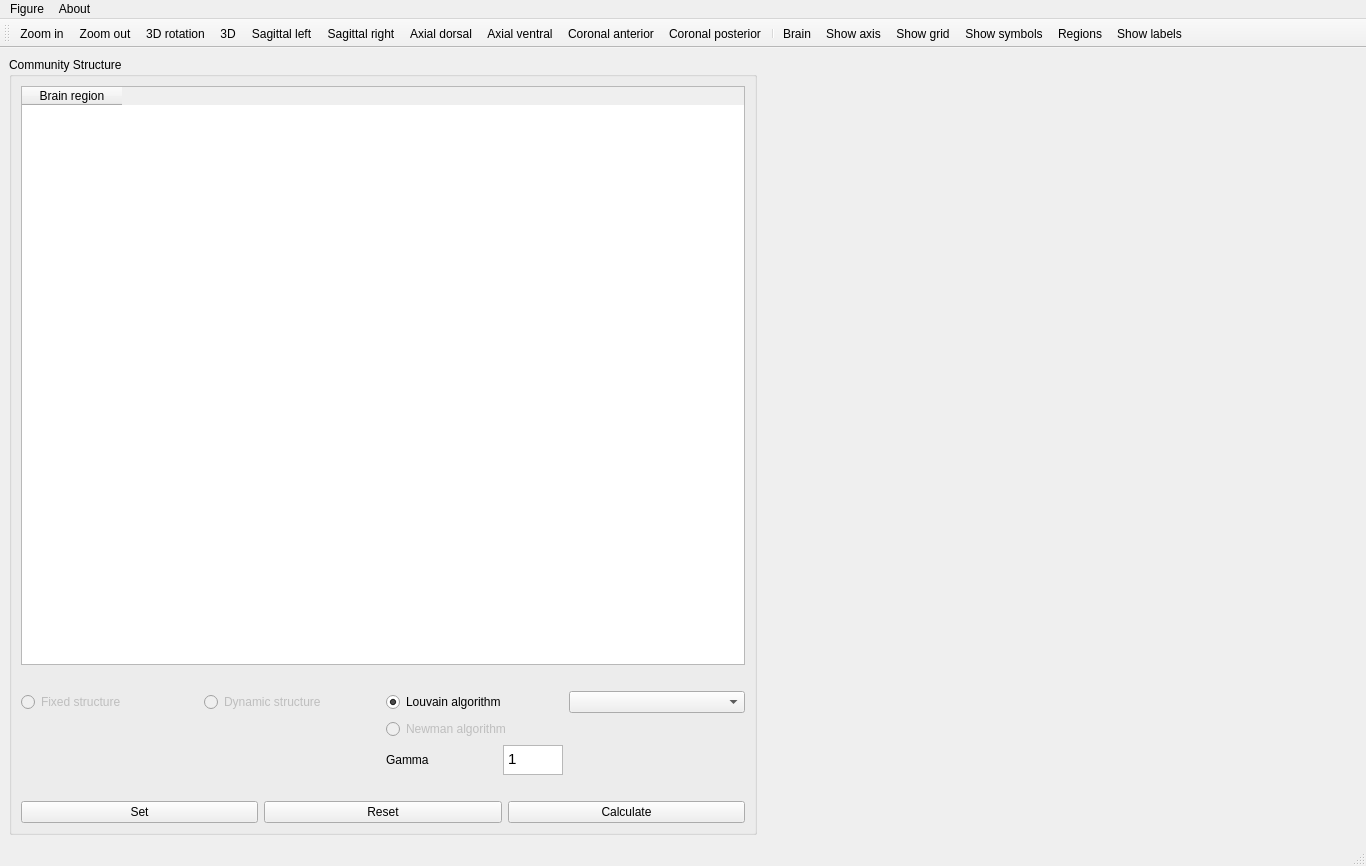
Old version of the form braphy/gui/ui_files/community_structure.ui in the repository softmatterlab/Braph-2.0-Python.
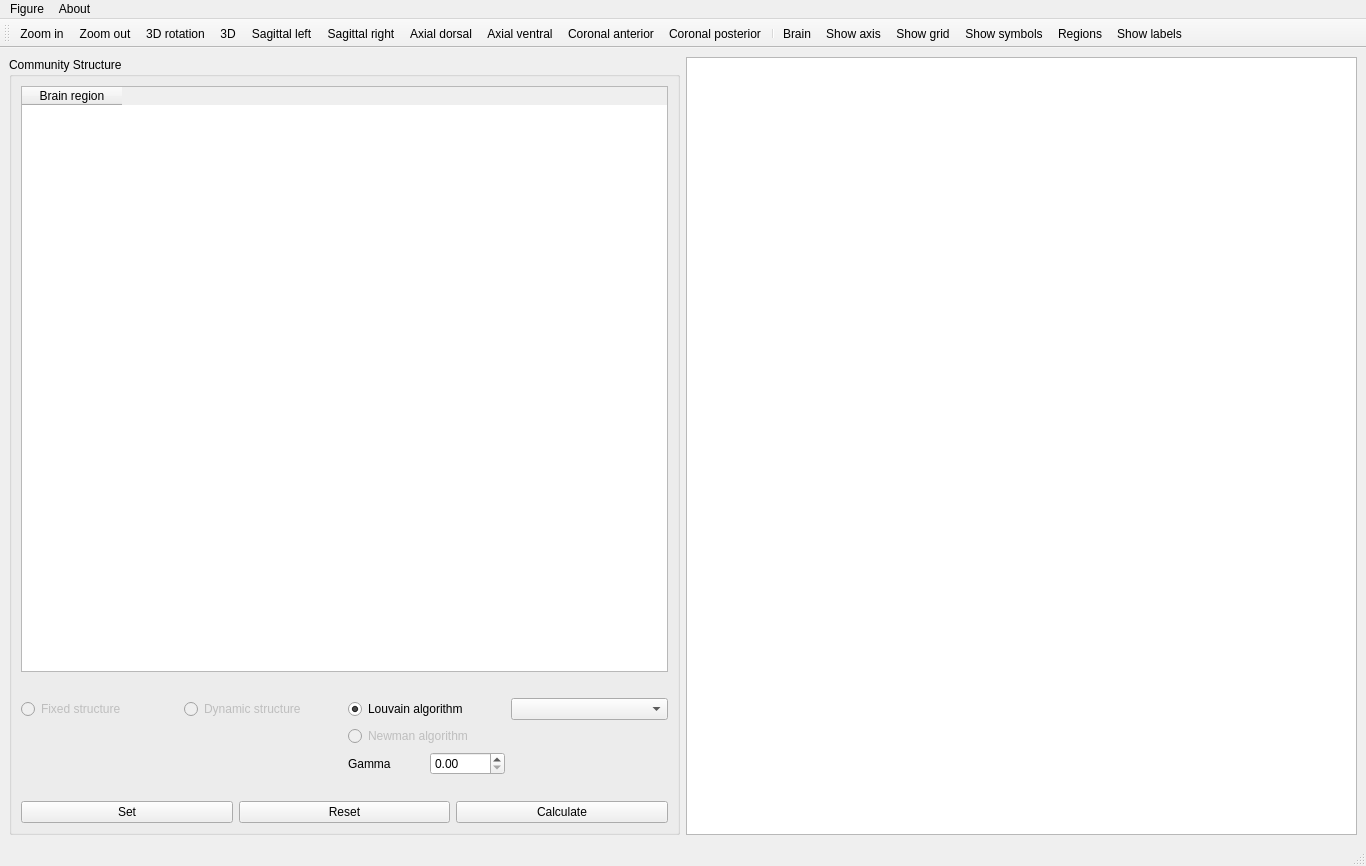
New version of the form. Icons and pictures are not drawn. Custom widgets are drawn as their Qt base class.

Commit message: Add gui community structure

```diff
--- a/braphy/gui/ui_files/community_structure.ui
+++ b/braphy/gui/ui_files/community_structure.ui
@@ -18,7 +18,7 @@
     <item>
      <layout class="QHBoxLayout" name="horizontalLayout_2">
       <property name="rightMargin">
-       <number>600</number>
+       <number>0</number>
       </property>
       <item>
        <widget class="QGroupBox" name="groupBox">
@@ -105,6 +105,16 @@
                <property name="topMargin">
                 <number>0</number>
                </property>
+               <item row="0" column="1">
+                <widget class="QDoubleSpinBox" name="spinBoxGamma">
+                 <property name="maximum">
+                  <double>1.000000000000000</double>
+                 </property>
+                 <property name="singleStep">
+                  <double>0.050000000000000</double>
+                 </property>
+                </widget>
+               </item>
                <item row="0" column="0">
                 <widget class="QLabel" name="labelGamma">
                  <property name="text">
@@ -112,29 +122,6 @@
                  </property>
                 </widget>
                </item>
-               <item row="0" column="1">
-                <widget class="QTextEdit" name="textEditGamma">
-                 <property name="sizePolicy">
-                  <sizepolicy hsizetype="Fixed" vsizetype="Fixed">
-                   <horstretch>0</horstretch>
-                   <verstretch>0</verstretch>
-                  </sizepolicy>
-                 </property>
-                 <property name="maximumSize">
-                  <size>
-                   <width>60</width>
-                   <height>30</height>
-                  </size>
-                 </property>
-                 <property name="html">
-                  <string>&lt;!DOCTYPE HTML PUBLIC &quot;-//W3C//DTD HTML 4.0//EN&quot; &quot;http://www.w3.org/TR/REC-html40/strict.dtd&quot;&gt;
-&lt;html&gt;&lt;head&gt;&lt;meta name=&quot;qrichtext&quot; content=&quot;1&quot; /&gt;&lt;style type=&quot;text/css&quot;&gt;
-p, li { white-space: pre-wrap; }
-&lt;/style&gt;&lt;/head&gt;&lt;body style=&quot; font-family:'Ubuntu'; font-size:11pt; font-weight:400; font-style:normal;&quot;&gt;
-&lt;p style=&quot; margin-top:0px; margin-bottom:0px; margin-left:0px; margin-right:0px; -qt-block-indent:0; text-indent:0px;&quot;&gt;1&lt;/p&gt;&lt;/body&gt;&lt;/html&gt;</string>
-                 </property>
-                </widget>
-               </item>
               </layout>
              </item>
             </layout>
@@ -172,6 +159,9 @@
         </layout>
        </widget>
       </item>
+      <item>
+       <widget class="BrainAtlasWidget" name="graphicsView"/>
+      </item>
      </layout>
     </item>
    </layout>
@@ -406,6 +396,13 @@
    </property>
   </action>
  </widget>
+ <customwidgets>
+  <customwidget>
+   <class>BrainAtlasWidget</class>
+   <extends>QGraphicsView</extends>
+   <header>braphy.gui.widgets.brain_atlas_widget</header>
+  </customwidget>
+ </customwidgets>
  <resources>
   <include location="../icons/icons.qrc"/>
  </resources>
```
The commit also changes 8 other files.
